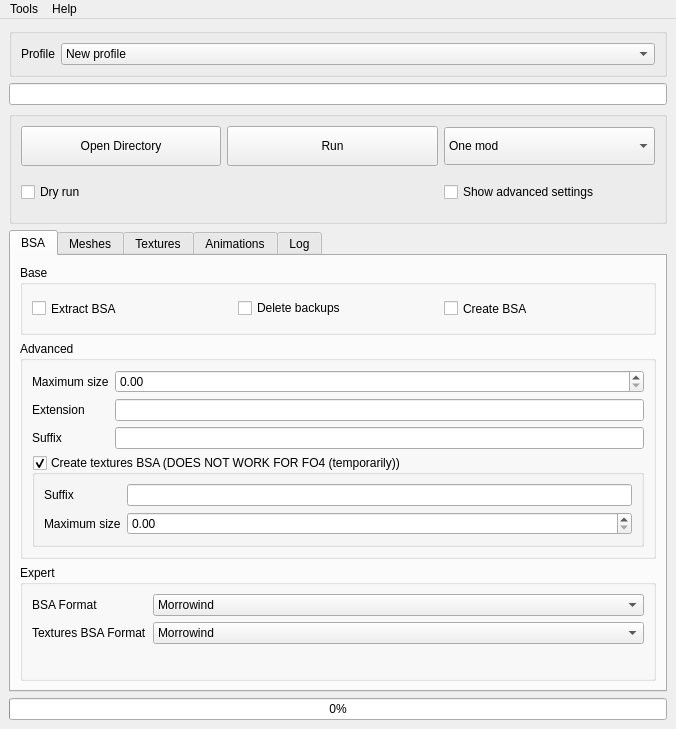
Above: src/MainWindow.ui from Guekka/cathedral-assets-optimizer before the change. Below: the same form after it.
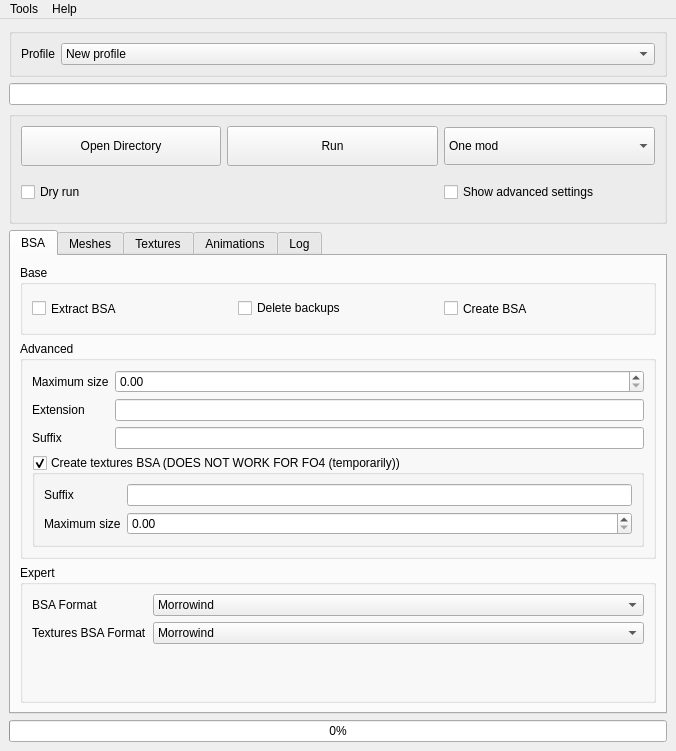
That is the form after the change.

What changed in the file:
```diff
--- a/src/MainWindow.ui
+++ b/src/MainWindow.ui
@@ -7,7 +7,7 @@
     <x>0</x>
     <y>0</y>
     <width>676</width>
-    <height>729</height>
+    <height>751</height>
    </rect>
   </property>
   <property name="sizePolicy">
```
